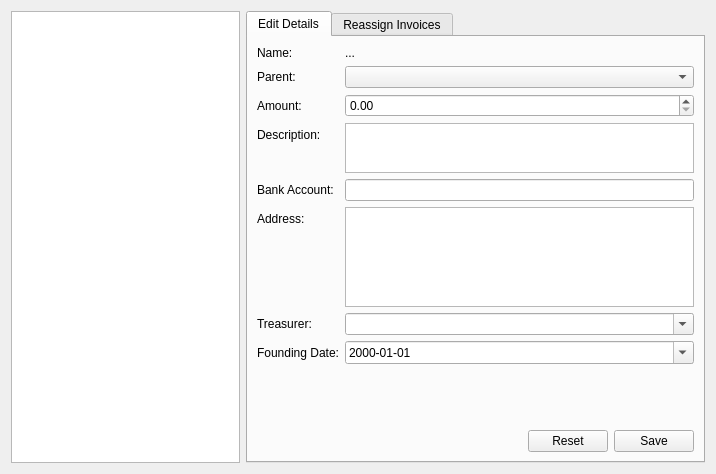
Old version of the form forms/editsections.ui in the repository LukyLuke/PiTres.
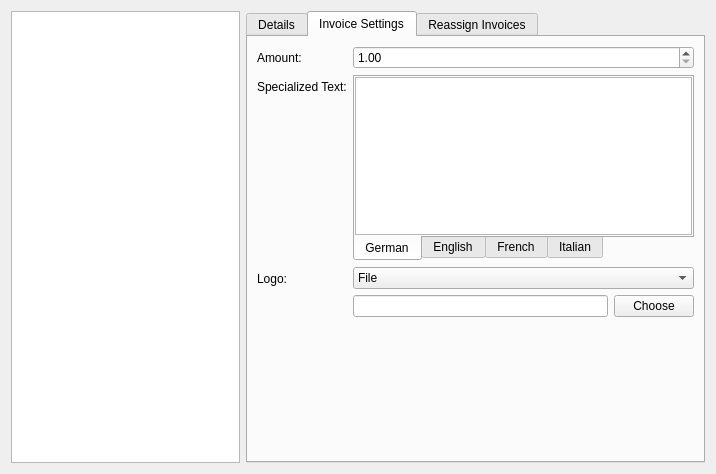
New version of the form. The open tabs and pages were chosen to show the change. Icons and pictures are not drawn.

Commit message: Added section text and logo configuration

The edit to the form file:
```diff
--- a/forms/editsections.ui
+++ b/forms/editsections.ui
@@ -34,11 +34,14 @@
        </property>
        <widget class="QWidget" name="edit">
         <attribute name="title">
-         <string>Edit Details</string>
+         <string>Details</string>
         </attribute>
         <layout class="QVBoxLayout" name="verticalLayout_3">
          <item>
           <layout class="QFormLayout" name="formLayout_2">
+           <property name="fieldGrowthPolicy">
+            <enum>QFormLayout::ExpandingFieldsGrow</enum>
+           </property>
            <item row="0" column="0">
             <widget class="QLabel" name="label">
              <property name="text">
@@ -60,49 +63,78 @@
              </property>
             </widget>
            </item>
-           <item row="2" column="0">
-            <widget class="QLabel" name="label_3">
-             <property name="text">
-              <string>Amount:</string>
-             </property>
-            </widget>
+           <item row="1" column="1">
+            <widget class="QComboBox" name="editParent"/>
            </item>
-           <item row="3" column="0">
+           <item row="2" column="0">
             <widget class="QLabel" name="label_4">
              <property name="text">
               <string>Description:</string>
              </property>
             </widget>
            </item>
-           <item row="4" column="0">
+           <item row="2" column="1">
+            <widget class="QPlainTextEdit" name="editDescription">
+             <property name="maximumSize">
+              <size>
+               <width>16777215</width>
+               <height>50</height>
+              </size>
+             </property>
+            </widget>
+           </item>
+           <item row="3" column="0">
             <widget class="QLabel" name="label_5">
              <property name="text">
               <string>Bank Account:</string>
              </property>
             </widget>
            </item>
-           <item row="5" column="0">
+           <item row="3" column="1">
+            <widget class="QLineEdit" name="editBankAccountNumber"/>
+           </item>
+           <item row="4" column="0">
             <widget class="QLabel" name="label_6">
              <property name="text">
               <string>Address:</string>
              </property>
             </widget>
            </item>
-           <item row="6" column="0">
+           <item row="4" column="1">
+            <widget class="QPlainTextEdit" name="editAddress">
+             <property name="maximumSize">
+              <size>
+               <width>16777215</width>
+               <height>100</height>
+              </size>
+             </property>
+            </widget>
+           </item>
+           <item row="5" column="0">
             <widget class="QLabel" name="label_7">
              <property name="text">
               <string>Treasurer:</string>
              </property>
             </widget>
            </item>
-           <item row="7" column="0">
+           <item row="5" column="1">
+            <widget class="QComboBox" name="editTreasurer">
+             <property name="editable">
+              <bool>true</bool>
+             </property>
+             <property name="insertPolicy">
+              <enum>QComboBox::NoInsert</enum>
+             </property>
+            </widget>
+           </item>
+           <item row="6" column="0">
             <widget class="QLabel" name="label_8">
              <property name="text">
               <string>Founding Date:</string>
              </property>
             </widget>
            </item>
-           <item row="7" column="1">
+           <item row="6" column="1">
             <widget class="QDateEdit" name="editFoundingDate">
              <property name="displayFormat">
               <string>yyyy-MM-dd</string>
@@ -112,100 +144,191 @@
              </property>
             </widget>
            </item>
-           <item row="6" column="1">
-            <widget class="QComboBox" name="editTreasurer">
-             <property name="editable">
-              <bool>true</bool>
+          </layout>
+         </item>
+         <item>
+          <spacer name="verticalSpacer">
+           <property name="orientation">
+            <enum>Qt::Vertical</enum>
+           </property>
+           <property name="sizeHint" stdset="0">
+            <size>
+             <width>20</width>
+             <height>40</height>
+            </size>
+           </property>
+          </spacer>
+         </item>
+        </layout>
+       </widget>
+       <widget class="QWidget" name="invoice">
+        <attribute name="title">
+         <string>Invoice Settings</string>
+        </attribute>
+        <layout class="QVBoxLayout" name="verticalLayout_5">
+         <item>
+          <layout class="QFormLayout" name="formLayout">
+           <item row="0" column="0">
+            <widget class="QLabel" name="label_10">
+             <property name="text">
+              <string>Amount:</string>
              </property>
-             <property name="insertPolicy">
-              <enum>QComboBox::NoInsert</enum>
-             </property>
             </widget>
            </item>
-           <item row="5" column="1">
-            <widget class="QPlainTextEdit" name="editAddress">
-             <property name="maximumSize">
-              <size>
-               <width>16777215</width>
-               <height>100</height>
-              </size>
-             </property>
-            </widget>
-           </item>
-           <item row="4" column="1">
-            <widget class="QLineEdit" name="editBankAccountNumber"/>
-           </item>
-           <item row="3" column="1">
-            <widget class="QPlainTextEdit" name="editDescription">
-             <property name="maximumSize">
-              <size>
-               <width>16777215</width>
-               <height>50</height>
-              </size>
-             </property>
-            </widget>
-           </item>
-           <item row="2" column="1">
+           <item row="0" column="1">
             <widget class="QDoubleSpinBox" name="editAmount">
+             <property name="minimum">
+              <double>1.000000000000000</double>
+             </property>
              <property name="maximum">
-              <double>9999.000000000000000</double>
+              <double>9999.989999999999782</double>
+             </property>
+            </widget>
+           </item>
+           <item row="1" column="0">
+            <widget class="QLabel" name="label_3">
+             <property name="text">
+              <string>Specialized Text:</string>
+             </property>
+            </widget>
+           </item>
+           <item row="2" column="0">
+            <widget class="QLabel" name="label_11">
+             <property name="text">
+              <string>Logo:</string>
              </property>
             </widget>
            </item>
            <item row="1" column="1">
-            <widget class="QComboBox" name="editParent"/>
-           </item>
-           <item row="8" column="1">
-            <spacer name="verticalSpacer">
-             <property name="orientation">
-              <enum>Qt::Vertical</enum>
+            <widget class="QTabWidget" name="tabWidget_2">
+             <property name="tabPosition">
+              <enum>QTabWidget::South</enum>
              </property>
-             <property name="sizeHint" stdset="0">
-              <size>
-               <width>20</width>
-               <height>40</height>
-              </size>
+             <property name="currentIndex">
+              <number>0</number>
              </property>
-            </spacer>
-           </item>
-          </layout>
-         </item>
-         <item>
-          <layout class="QHBoxLayout" name="horizontalLayout_4">
-           <item>
-            <spacer name="horizontalSpacer">
-             <property name="orientation">
-              <enum>Qt::Horizontal</enum>
-             </property>
-             <property name="sizeHint" stdset="0">
-              <size>
-               <width>40</width>
-               <height>20</height>
-              </size>
-             </property>
-            </spacer>
-           </item>
-           <item>
-            <widget class="QPushButton" name="btnCancel">
-             <property name="text">
-              <string>Reset</string>
-             </property>
-             <property name="icon">
-              <iconset resource="../PiTres.qrc">
-               <normaloff>:/icons/resources/icons/delete.png</normaloff>:/icons/resources/icons/delete.png</iconset>
-             </property>
+             <widget class="QWidget" name="tab">
+              <attribute name="title">
+               <string>German</string>
+              </attribute>
+              <layout class="QVBoxLayout" name="verticalLayout_6">
+               <property name="margin">
+                <number>0</number>
+               </property>
+               <item>
+                <widget class="QPlainTextEdit" name="invoiceText_de"/>
+               </item>
+              </layout>
+             </widget>
+             <widget class="QWidget" name="tab_2">
+              <attribute name="title">
+               <string>English</string>
+              </attribute>
+              <layout class="QVBoxLayout" name="verticalLayout_7">
+               <property name="margin">
+                <number>0</number>
+               </property>
+               <item>
+                <widget class="QPlainTextEdit" name="invoiceText_en"/>
+               </item>
+              </layout>
+             </widget>
+             <widget class="QWidget" name="tab_3">
+              <attribute name="title">
+               <string>French</string>
+              </attribute>
+              <layout class="QVBoxLayout" name="verticalLayout_8">
+               <property name="margin">
+                <number>0</number>
+               </property>
+               <item>
+                <widget class="QPlainTextEdit" name="invoiceText_fr"/>
+               </item>
+              </layout>
+             </widget>
+             <widget class="QWidget" name="tab_4">
+              <attribute name="title">
+               <string>Italian</string>
+              </attribute>
+              <layout class="QVBoxLayout" name="verticalLayout_9">
+               <property name="margin">
+                <number>0</number>
+               </property>
+               <item>
+                <widget class="QPlainTextEdit" name="invoiceText_it"/>
+               </item>
+              </layout>
+             </widget>
             </widget>
            </item>
-           <item>
-            <widget class="QPushButton" name="btnSave">
-             <property name="text">
-              <string>Save</string>
-             </property>
-             <property name="icon">
-              <iconset resource="../PiTres.qrc">
-               <normaloff>:/icons/resources/icons/disk_blue.png</normaloff>:/icons/resources/icons/disk_blue.png</iconset>
-             </property>
-            </widget>
+           <item row="2" column="1">
+            <layout class="QVBoxLayout" name="verticalLayout_10">
+             <item>
+              <widget class="QComboBox" name="logoType">
+               <item>
+                <property name="text">
+                 <string>File</string>
+                </property>
+               </item>
+               <item>
+                <property name="text">
+                 <string>SVG Data</string>
+                </property>
+               </item>
+              </widget>
+             </item>
+             <item>
+              <widget class="QStackedWidget" name="logoTypeStack">
+               <property name="currentIndex">
+                <number>0</number>
+               </property>
+               <widget class="QWidget" name="pageFileChoose">
+                <layout class="QVBoxLayout" name="verticalLayout_11">
+                 <property name="margin">
+                  <number>0</number>
+                 </property>
+                 <item>
+                  <layout class="QHBoxLayout" name="horizontalLayout_4">
+                   <item>
+                    <widget class="QLineEdit" name="invoiceLogoFile"/>
+                   </item>
+                   <item>
+                    <widget class="QPushButton" name="btnInvoiceLogo">
+                     <property name="text">
+                      <string>Choose</string>
+                     </property>
+                    </widget>
+                   </item>
+                  </layout>
+                 </item>
+                 <item>
+                  <spacer name="verticalSpacer_2">
+                   <property name="orientation">
+                    <enum>Qt::Vertical</enum>
+                   </property>
+                   <property name="sizeHint" stdset="0">
+                    <size>
+                     <width>20</width>
+                     <height>40</height>
+                    </size>
+                   </property>
+                  </spacer>
+                 </item>
+                </layout>
+               </widget>
+               <widget class="QWidget" name="pageSvgData">
+                <layout class="QHBoxLayout" name="horizontalLayout_2">
+                 <property name="margin">
+                  <number>0</number>
+                 </property>
+                 <item>
+                  <widget class="QPlainTextEdit" name="invoiceLogoContent"/>
+                 </item>
+                </layout>
+               </widget>
+              </widget>
+             </item>
+            </layout>
            </item>
           </layout>
          </item>
@@ -264,6 +387,11 @@
     </layout>
    </item>
   </layout>
+  <action name="actionSave">
+   <property name="text">
+    <string>Save</string>
+   </property>
+  </action>
  </widget>
  <resources>
   <include location="../PiTres.qrc"/>
```
Left out of the diff: 227 changed lines with no effect on the pictures. The commit also changes 4 other files.
